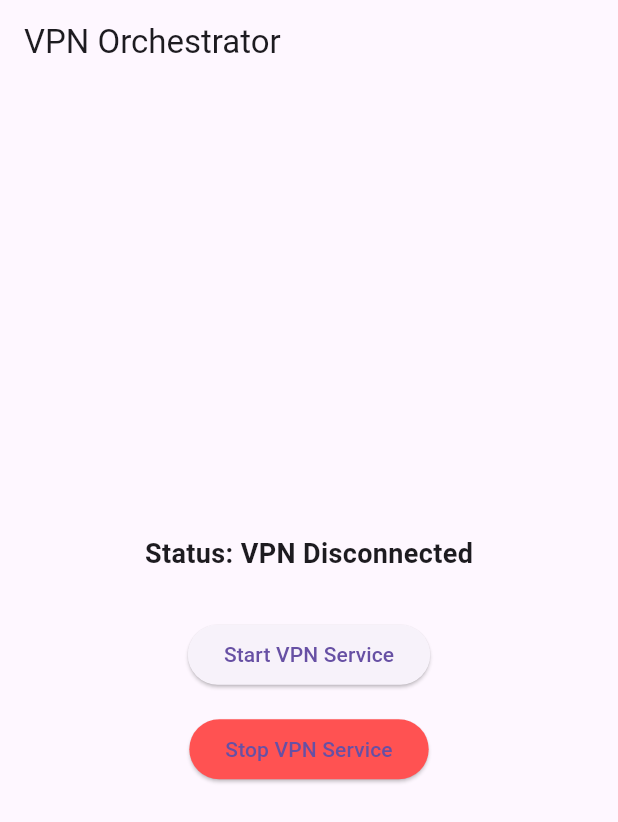
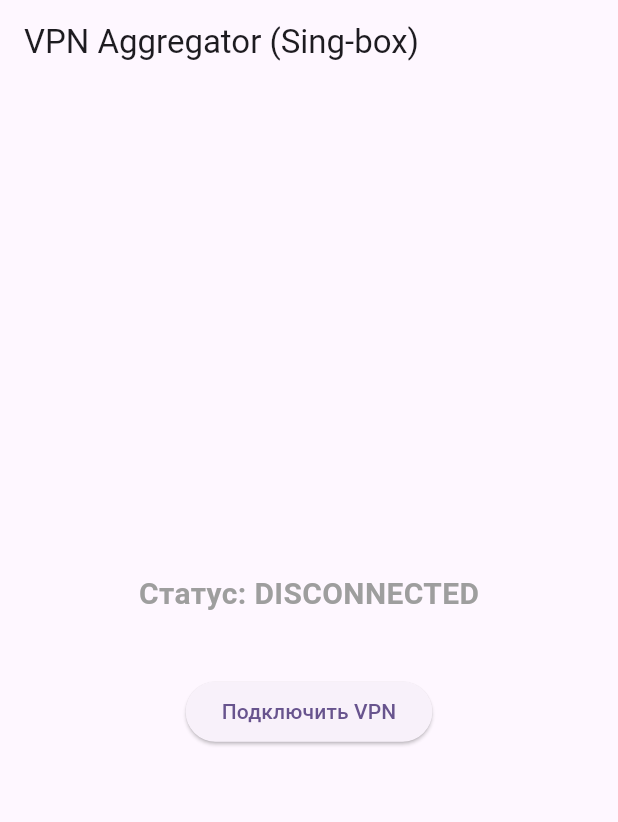
Before and after one commit to kendrewbuglione-dot/Vpn, a Flutter app: the screen it shows after launch, on a phone screen of 412 x 824 dp. Shown: the top 822 px of the screen. Run offline on Flutter 3.47's test engine with Material 3 defaults, Android fonts, the phone set to English and light mode, and no system bars.

Commit message:
feat: add Flutter VpnController and UI main screen

```diff
--- a/lib/main.dart
+++ b/lib/main.dart
@@ -1,69 +1,91 @@
 import 'package:flutter/material.dart';
-import 'package:flutter/services.dart';
+import 'vpn_controller.dart';
 
 void main() {
-  runApp(const VpnApp());
+  runApp(const MyApp());
 }
 
-class VpnApp extends StatelessWidget {
-  const VpnApp({Key? key}) : super(key: key);
+class MyApp extends StatelessWidget {
+  const MyApp({super.key});
 
   @override
   Widget build(BuildContext context) {
     return MaterialApp(
-      debugShowCheckedModeBanner: false,
-      home: const VpnControlScreen(),
+      title: 'VPN Aggregator',
+      theme: ThemeData(
+        colorScheme: ColorScheme.fromSeed(seedColor: Colors.deepPurple),
+        useMaterial3: true,
+      ),
+      home: const VpnHomePage(),
     );
   }
 }
 
-class VpnControlScreen extends StatefulWidget {
-  const VpnControlScreen({Key? key}) : super(key: key);
+class VpnHomePage extends StatefulWidget {
+  const VpnHomePage({super.key});
 
   @override
-  State<VpnControlScreen> createState() => _VpnControlScreenState();
+  State<VpnHomePage> createState() => _VpnHomePageState();
 }
 
-class _VpnControlScreenState extends State<VpnControlScreen> {
-  static const platform = MethodChannel('com.vpn.orchestrator/control');
-  String _status = 'VPN Disconnected';
+class _VpnHomePageState extends State<VpnHomePage> {
+  final VpnController _vpnController = VpnController();
+  VpnConnectionState _state = VpnConnectionState.disconnected;
 
-  Future<void> _manageVpn(String command) async {
-    try {
-      final String result = await platform.invokeMethod(command);
+  @override
+  void initState() {
+    super.initState();
+    _vpnController.connectionStateStream.listen((state) {
       setState(() {
-        _status = result;
+        _state = state;
       });
-    } on PlatformException catch (e) {
-      setState(() {
-        _status = "Error: '${e.message}'.";
-      });
-    }
+    });
   }
 
   @override
   Widget build(BuildContext context) {
+    bool isConnected = _state == VpnConnectionState.connected;
+    bool isConnecting = _state == VpnConnectionState.connecting;
+
     return Scaffold(
-      appBar: AppBar(title: const Text('VPN Orchestrator')),
+      appBar: AppBar(
+        title: const Text('VPN Aggregator (Sing-box)'),
+      ),
       body: Center(
         child: Column(
           mainAxisAlignment: MainAxisAlignment.center,
           children: [
-            Text('Status: $_status', style: const TextStyle(fontSize: 18, fontWeight: FontWeight.bold)),
-            const SizedBox(height: 30),
-            ElevatedButton(
-              onPressed: () => _manageVpn('startVpnService'),
-              child: const Text('Start VPN Service'),
+            Text(
+              'Статус: ${_state.name.toUpperCase()}',
+              style: TextStyle(
+                fontSize: 20,
+                fontWeight: FontWeight.bold,
+                color: isConnected ? Colors.green : Colors.grey,
+              ),
             ),
-            const SizedBox(height: 15),
-            ElevatedButton(
-              onPressed: () => _manageVpn('stopVpnService'),
-              style: ElevatedButton.styleFrom(backgroundColor: Colors.redAccent),
-              child: const Text('Stop VPN Service'),
-            ),
+            const SizedBox(height: 40),
+            ElevatedButton.styleFrom(
+              backgroundColor: isConnected ? Colors.red : Colors.blue,
+            ).let((_) => ElevatedButton(
+              onPressed: isConnecting
+                  ? null
+                  : () {
+                      if (isConnected) {
+                        _vpnController.disconnect();
+                      } else {
+                        // Передаем базовый тестовый JSON конфигурации
+                        _vpnController.connect('{"test": "config"}');
+                      }
+                    },
+              child: Text(isConnected ? 'Отключить VPN' : 'Подключить VPN'),
+            )),
           ],
         ),
       ),
     );
   }
 }
+
+extension on ButtonStyle {
+  Widget let(Widget Function(ButtonStyle style) builder) => builder(this);
+}
--- /dev/null
+++ b/lib/vpn_controller.dart
@@ -0,0 +1,54 @@
+import 'package:flutter/services.dart';
+import 'dart:async';
+
+enum VpnConnectionState { disconnected, connecting, connected, disconnecting, error }
+
+class VpnController {
+  static final VpnController _instance = VpnController._internal();
+  factory VpnController() => _instance;
+  VpnController._internal();
+
+  static const MethodChannel _methodChannel = MethodChannel('com.vpn/control');
+
+  final StreamController<VpnConnectionState> _stateController =
+      StreamController<VpnConnectionState>.broadcast();
+
+  Stream<VpnConnectionState> get connectionStateStream => _stateController.stream;
+  VpnConnectionState _currentState = VpnConnectionState.disconnected;
+  VpnConnectionState get currentState => _currentState;
+
+  void _updateState(VpnConnectionState state) {
+    if (_currentState == state) return;
+    _currentState = state;
+    _stateController.sink.add(state);
+  }
+
+  Future<void> connect(String configJson) async {
+    if (_currentState == VpnConnectionState.connected ||
+        _currentState == VpnConnectionState.connecting) return;
+    _updateState(VpnConnectionState.connecting);
+    try {
+      await _methodChannel.invokeMethod('startVpn', {'configJson': configJson});
+      _updateState(VpnConnectionState.connected);
+    } on PlatformException catch (e) {
+      _updateState(VpnConnectionState.error);
+      print("Failed to start VPN: '${e.message}'.");
+    }
+  }
+
+  Future<void> disconnect() async {
+    if (_currentState == VpnConnectionState.disconnected) return;
+    _updateState(VpnConnectionState.disconnecting);
+    try {
+      await _methodChannel.invokeMethod('stopVpn');
+      _updateState(VpnConnectionState.disconnected);
+    } on PlatformException catch (e) {
+      _updateState(VpnConnectionState.error);
+      print("Failed to stop VPN: '${e.message}'.");
+    }
+  }
+
+  void dispose() {
+    _stateController.close();
+  }
+}
```
